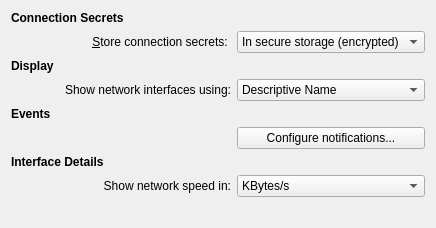
Before: the Qt Designer form settings/config/othersettings.ui in KDE/networkmanagement, drawn with Qt 5.
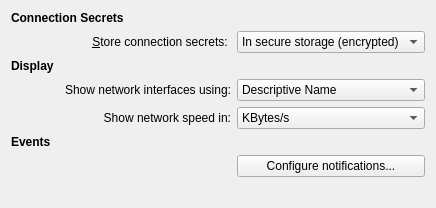
After: the same form once the commit is applied.

Commit message: Simplify "Other" configuration dialog.

What changed in the file:
```diff
--- a/settings/config/othersettings.ui
+++ b/settings/config/othersettings.ui
@@ -94,28 +94,7 @@
      </item>
     </widget>
    </item>
-   <item row="4" column="0">
-    <widget class="QLabel" name="label_5">
-     <property name="text">
-      <string>&lt;b&gt;Events&lt;/b&gt;</string>
-     </property>
-    </widget>
-   </item>
-   <item row="5" column="2">
-    <widget class="QPushButton" name="notificationsButton">
-     <property name="text">
-      <string>Configure notifications...</string>
-     </property>
-    </widget>
-   </item>
-   <item row="6" column="0">
-    <widget class="QLabel" name="interfaceDetailsLabel">
-     <property name="text">
-      <string>&lt;b&gt;Interface Details&lt;/b&gt;</string>
-     </property>
-    </widget>
-   </item>
-   <item row="7" column="0" colspan="2">
+   <item row="4" column="0" colspan="2">
     <widget class="QLabel" name="networkSpeedLabel">
      <property name="text">
       <string>Show network speed in:</string>
@@ -125,7 +104,7 @@
      </property>
     </widget>
    </item>
-   <item row="7" column="2">
+   <item row="4" column="2">
     <widget class="QComboBox" name="kcfg_NetworkSpeedUnit">
      <item>
       <property name="text">
@@ -139,7 +118,21 @@
      </item>
     </widget>
    </item>
-   <item row="8" column="1">
+   <item row="5" column="0">
+    <widget class="QLabel" name="label_5">
+     <property name="text">
+      <string>&lt;b&gt;Events&lt;/b&gt;</string>
+     </property>
+    </widget>
+   </item>
+   <item row="6" column="2">
+    <widget class="QPushButton" name="notificationsButton">
+     <property name="text">
+      <string>Configure notifications...</string>
+     </property>
+    </widget>
+   </item>
+   <item row="7" column="1">
     <spacer name="verticalSpacer">
      <property name="orientation">
       <enum>Qt::Vertical</enum>
@@ -152,7 +145,7 @@
      </property>
     </spacer>
    </item>
-   <item row="9" column="0">
+   <item row="8" column="0">
     <widget class="QLabel" name="lblVersion">
     </widget>
    </item>
```
